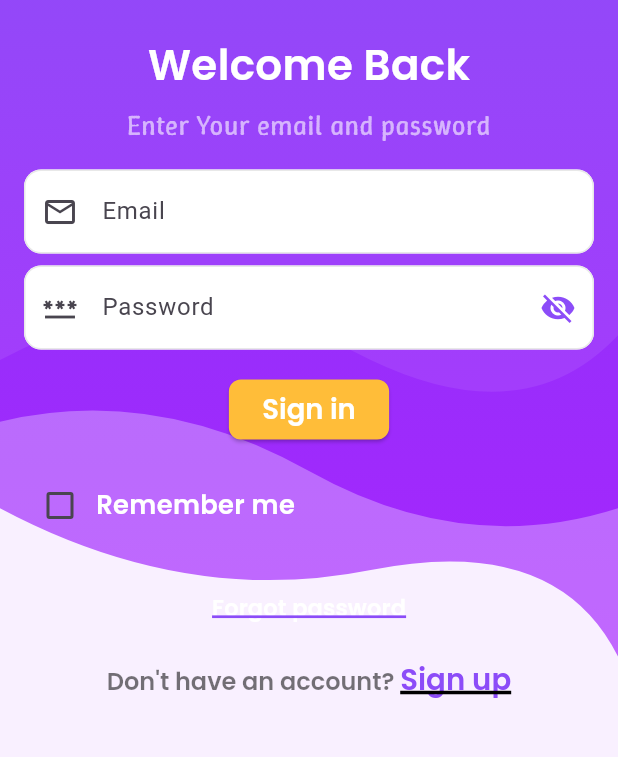
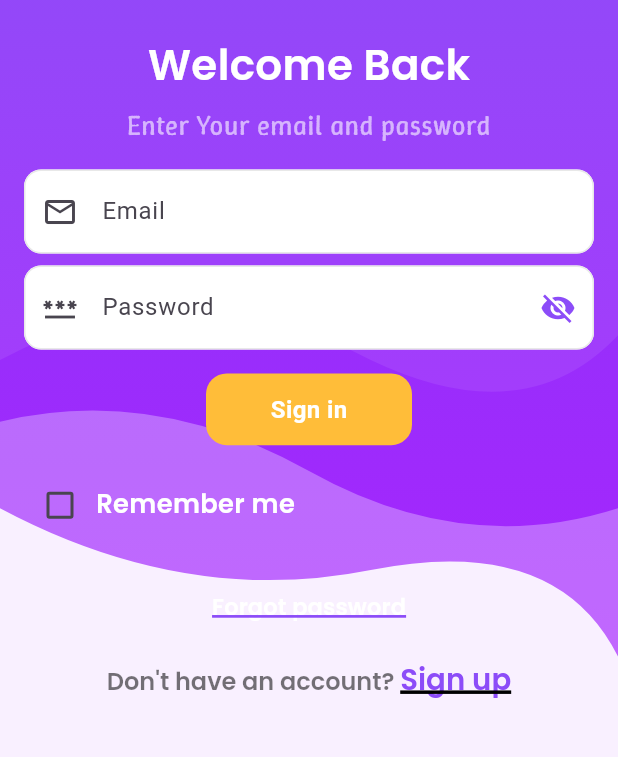
Before and after one commit to Shishirdas321/cash_books, a Flutter app: the screen it shows after launch, on a phone screen of 412 x 824 dp, the part 357-1114 px from its top. Run offline on Flutter 3.47's test engine with Material 3 defaults, Android fonts, the phone set to English and light mode, and no system bars; our stand-ins replace cached_network_image, dio, email_validator, flutter_screenutil, flutter_svg, get and 3 more; missing offline and left inert: phone_form_field; Roboto replaces fonts that are missing (Poppins).

Commit message:
Custom button

```diff
--- a/lib/core/theme/themes.dart
+++ b/lib/core/theme/themes.dart
@@ -112,7 +112,8 @@ ThemeData lightTheme(BuildContext context) => ThemeData(
       backgroundColor: AppColors.yellow,
       textStyle: buildTextThemeLight(
         context,
-      ).labelLarge?.copyWith(fontWeight: FontWeight.w700),
+
+      ).labelLarge?.copyWith(fontWeight: FontWeight.w700,color: AppColors.white),
       shape: RoundedRectangleBorder(borderRadius: BorderRadius.circular(8)),
     ),
 
--- /dev/null
+++ b/lib/core/widgets/custom_button.dart
@@ -0,0 +1,114 @@
+
+import 'package:flutter/material.dart';
+import 'package:flutter_screenutil/flutter_screenutil.dart';
+
+import '../enums/enums.dart';
+
+import '../theme/app_colors.dart';
+import 'custom_image.dart';
+import 'custom_loader.dart';
+
+class CustomButton extends StatelessWidget {
+  VoidCallback? onTap;
+  String buttonText;
+  double? textSize;
+  double? width;
+  bool? loading;
+  double? height;
+  Color? bgColor;
+  Border? border;
+  double? borderRadius;
+  Color? textColor;
+  String? btnIcon;
+  TextStyle? textStyle;
+  ButtonType buttonType;
+
+  CustomButton({
+    super.key,
+    this.width,
+    this.height,
+    this.loading,
+    this.borderRadius,
+    this.textStyle,
+    required this.onTap,
+    this.border,
+    this.textSize,
+    required this.buttonText,
+    this.bgColor,
+    this.btnIcon,
+    this.textColor = AppColors.white,
+    this.buttonType = ButtonType.primary,
+  });
+
+  @override
+  Widget build(BuildContext context) {
+    BoxDecoration? decoration;
+    if (buttonType == ButtonType.primary) {
+      textStyle = Theme.of(
+        context,
+      ).elevatedButtonTheme.style?.textStyle?.resolve({MaterialState.pressed});
+      decoration = BoxDecoration(
+        borderRadius: BorderRadius.circular(borderRadius ?? 12.r),
+        color:
+            bgColor ??
+            Theme.of(context).elevatedButtonTheme.style?.backgroundColor
+                ?.resolve({MaterialState.pressed}),
+        border: border,
+      );
+    } else if (buttonType == ButtonType.secondary) {
+      border = Border.all(color: Theme.of(context).shadowColor, width: 1.w);
+      textStyle = Theme.of(context).elevatedButtonTheme.style?.textStyle
+          ?.resolve({MaterialState.pressed})
+          ?.copyWith(color: Theme.of(context).hoverColor);
+
+      decoration = BoxDecoration(
+        borderRadius: BorderRadius.circular(borderRadius ?? 12.r),
+        color: onTap==null?Theme.of(context).disabledColor:bgColor ?? Theme.of(context).canvasColor,
+        border: border,
+      );
+    }
+    else if (buttonType == ButtonType.tertiary) {
+      textStyle = Theme.of(context).elevatedButtonTheme.style?.textStyle
+          ?.resolve({MaterialState.pressed})
+          ?.copyWith(color: Theme.of(context).hoverColor);
+
+      decoration = BoxDecoration(
+        borderRadius: BorderRadius.circular(borderRadius ?? 12.r),
+        color: bgColor ?? Theme.of(context).canvasColor,
+      );
+    }
+
+    return GestureDetector(
+      onTap: onTap,
+      child:
+          loading == true
+              ? Center(child: CustomLoader(size: 30.h, color: Theme.of(context).primaryColor))
+              : Container(
+                height: height ?? 40.h,
+                width: width ?? MediaQuery.of(context).size.width / 3,
+                decoration: decoration,
+                child: Center(
+                  child: Row(
+                    spacing: btnIcon!=null?10:0,
+                    mainAxisAlignment: MainAxisAlignment.center,
+                    children: [
+                      btnIcon!=null?CustomImage(image: btnIcon!,
+                        imageType: ImageType.asset,
+                        color: AppColors.textBlack,
+                        height: 20.h,
+                        width: 20.h,
+                        fit: BoxFit.cover,):SizedBox(),
+                      Text(
+                        buttonText,
+                        textAlign: TextAlign.center,
+                        style: textStyle,
+                        maxLines: 1,
+
+                      ),
+                    ],
+                  ),
+                ),
+              ),
+    );
+  }
+}
--- /dev/null
+++ b/lib/core/widgets/custom_loader.dart
@@ -0,0 +1,22 @@
+import 'dart:io';
+
+import 'package:flutter/cupertino.dart';
+import 'package:flutter/material.dart';
+
+class CustomLoader extends StatelessWidget {
+  final Color? color;
+  final double size;
+
+  const CustomLoader({super.key, this.color, this.size = 50.0});
+
+  @override
+  Widget build(BuildContext context) {
+    return Platform.isIOS
+        ? CupertinoActivityIndicator(
+          color: color ?? Theme.of(context).primaryColor,
+        )
+        : CircularProgressIndicator(
+          color: color ?? Theme.of(context).primaryColor,
+        );
+  }
+}
--- a/lib/features/auth/ui/screens/sign_in_screen.dart
+++ b/lib/features/auth/ui/screens/sign_in_screen.dart
@@ -14,6 +14,7 @@ import 'package:flutter_screenutil/flutter_screenutil.dart';
 import 'package:get/get.dart';
 import 'package:shared_preferences/shared_preferences.dart';
 
+import '../../../../core/widgets/custom_button.dart';
 import '../../../../core/widgets/custom_image.dart';
 import '../../controller/auth_controller.dart';
 
@@ -125,10 +126,26 @@ class _SignInScreenState extends State<SignInScreen> {
           ),
           const SizedBox(height: 16),
 
-          ElevatedButton(
+
+
+          GetBuilder<AuthController>(
+            builder: (controller) {
+              return CustomButton(
+                loading:controller.isLoading ,
+                onTap:   _onTapSignInButton,
+
+                textSize: 20.sp,
+
+                buttonText: 'Sign in',
+
+              );
+            }
+          ),
+
+          /*ElevatedButton(
             onPressed:  _onTapSignInButton,
             child:  Text('Sign in',style: AppTextStyles.bodyMediumPopins(),),
-          ),
+          ),*/
           const SizedBox(height: 16),
           Row(
             children: [
```
